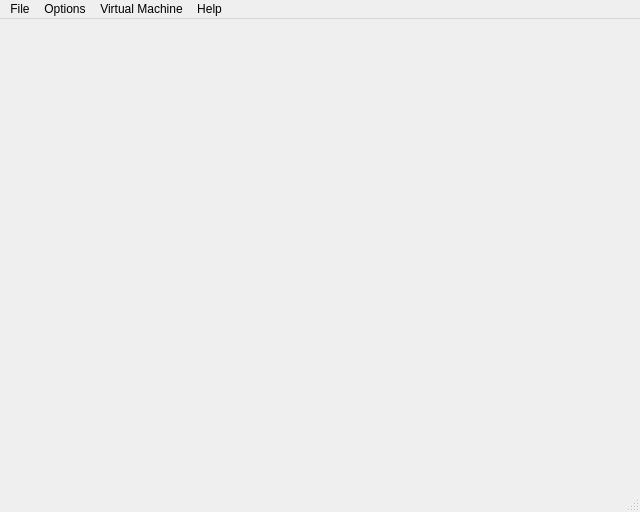
First picture: the form in Source/ui_qt/Qt_ui/mainwindow.ui, repository jpd002/Play-, before the edit.
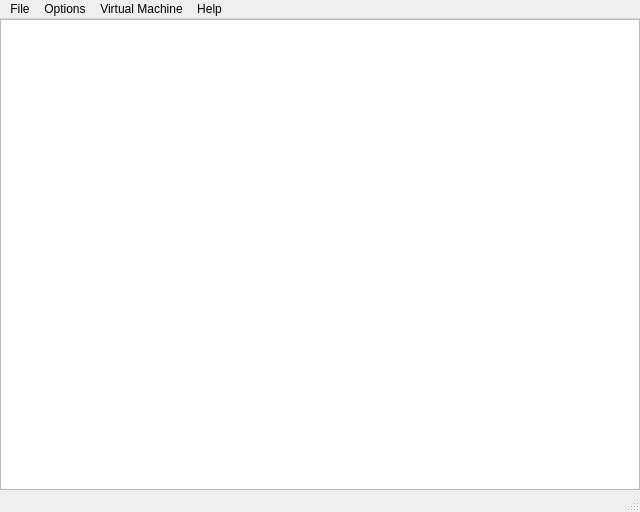
Second picture: the form after the edit. Icons and pictures are not drawn. Custom widgets are drawn as their Qt base class.

Commit message: show recent bootable on emu startup

The edit to the form file:
```diff
--- a/Source/ui_qt/Qt_ui/mainwindow.ui
+++ b/Source/ui_qt/Qt_ui/mainwindow.ui
@@ -34,6 +34,32 @@
     <property name="bottomMargin">
      <number>0</number>
     </property>
+    <item row="0" column="0">
+     <widget class="QStackedWidget" name="stackedWidget">
+      <widget class="QWidget" name="bootableView">
+       <layout class="QGridLayout" name="gridLayout_2">
+        <property name="leftMargin">
+         <number>0</number>
+        </property>
+        <property name="topMargin">
+         <number>0</number>
+        </property>
+        <property name="rightMargin">
+         <number>0</number>
+        </property>
+        <property name="bottomMargin">
+         <number>0</number>
+        </property>
+        <property name="spacing">
+         <number>0</number>
+        </property>
+        <item row="0" column="0">
+         <widget class="QBootableListView" name="listView"/>
+        </item>
+       </layout>
+      </widget>
+     </widget>
+    </item>
    </layout>
   </widget>
   <widget class="QMenuBar" name="menuBar">
@@ -217,6 +243,13 @@
   </action>
  </widget>
  <layoutdefault spacing="6" margin="11"/>
+<customwidgets>
+  <customwidget>
+   <class>QBootableListView</class>
+   <extends>QListView</extends>
+   <header>QBootableListView.h</header>
+  </customwidget>
+ </customwidgets>
  <resources>
   <include location="resources.qrc"/>
  </resources>
```
The commit also changes 5 other files.
